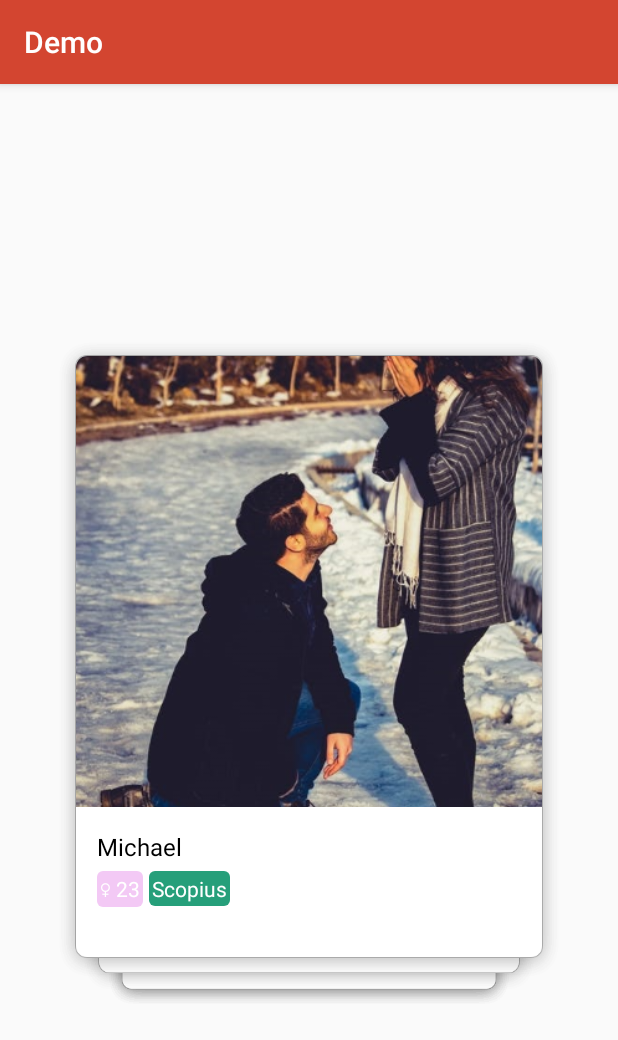
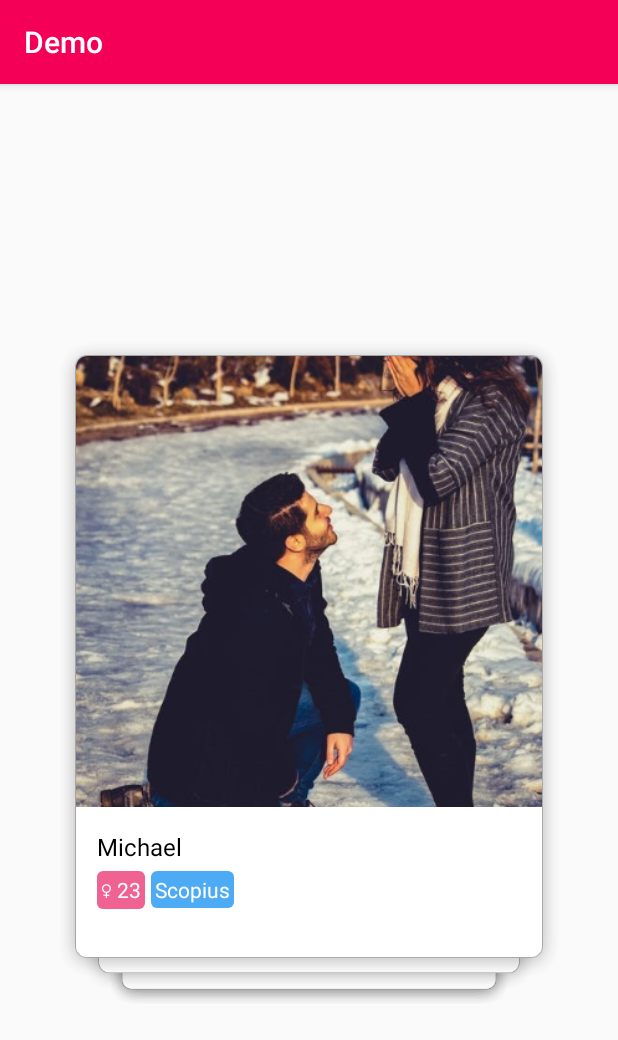
Before and after one commit to aditya-singh-07/Card_Swipe_Layout, an Android app: the screen it shows after launch (MainActivity), on a phone screen of 412 x 824 dp. Shown: the top 1040 px of the screen. Run offline under Robolectric (Android 15) with nearby library versions, the phone set to English and light mode, and no system bars.

```diff
--- a/app/src/main/res/drawable/shape_age.xml
+++ b/app/src/main/res/drawable/shape_age.xml
@@ -1,12 +1,12 @@
 <?xml version="1.0" encoding="utf-8"?>
 <shape xmlns:android="http://schemas.android.com/apk/res/android">
 
-    <solid android:color="#f3c9f5" />
+    <solid android:color="#f06292" />
     <corners android:radius="4dp" />
     <padding
-        android:bottom="2dp"
-        android:left="2dp"
-        android:right="2dp"
-        android:top="2dp" />
+        android:bottom="3dp"
+        android:left="3dp"
+        android:right="3dp"
+        android:top="3dp" />
 
 </shape>
--- a/app/src/main/res/drawable/shape_constellation.xml
+++ b/app/src/main/res/drawable/shape_constellation.xml
@@ -1,12 +1,12 @@
 <?xml version="1.0" encoding="utf-8"?>
 <shape xmlns:android="http://schemas.android.com/apk/res/android">
 
-    <solid android:color="#269f7a" />
+    <solid android:color="#4dabf5" />
     <corners android:radius="4dp" />
     <padding
-        android:bottom="2dp"
-        android:left="2dp"
-        android:right="2dp"
-        android:top="2dp" />
+        android:bottom="3dp"
+        android:left="3dp"
+        android:right="3dp"
+        android:top="3dp" />
 
 </shape>
--- a/app/src/main/res/layout/item.xml
+++ b/app/src/main/res/layout/item.xml
@@ -1,6 +1,7 @@
 <?xml version="1.0" encoding="utf-8"?>
 <LinearLayout xmlns:android="http://schemas.android.com/apk/res/android"
     xmlns:app="http://schemas.android.com/apk/res-auto"
+    xmlns:tools="http://schemas.android.com/tools"
     android:layout_width="336dp"
     android:layout_height="426dp"
     android:background="@drawable/img_card_background"
@@ -17,8 +18,8 @@
             android:layout_width="match_parent"
             android:layout_height="match_parent"
             android:scaleType="centerCrop"
-            app:radius="7.5dp"
-            android:src="@drawable/img_avatar_01" />
+            android:src="@drawable/img_avatar_01"
+            app:radius="7.5dp" />
 
         <ImageView
             android:id="@+id/iv_dislike"
--- a/app/src/main/res/values/colors.xml
+++ b/app/src/main/res/values/colors.xml
@@ -1,6 +1,6 @@
 <?xml version="1.0" encoding="utf-8"?>
 <resources>
-    <color name="colorPrimary">#d34530</color>
+    <color name="colorPrimary">#f50057</color>
     <color name="colorPrimaryDark">#b23429</color>
     <color name="colorAccent">#FF4081</color>
 </resources>
```
Also changed, not shown: 2 other files.
